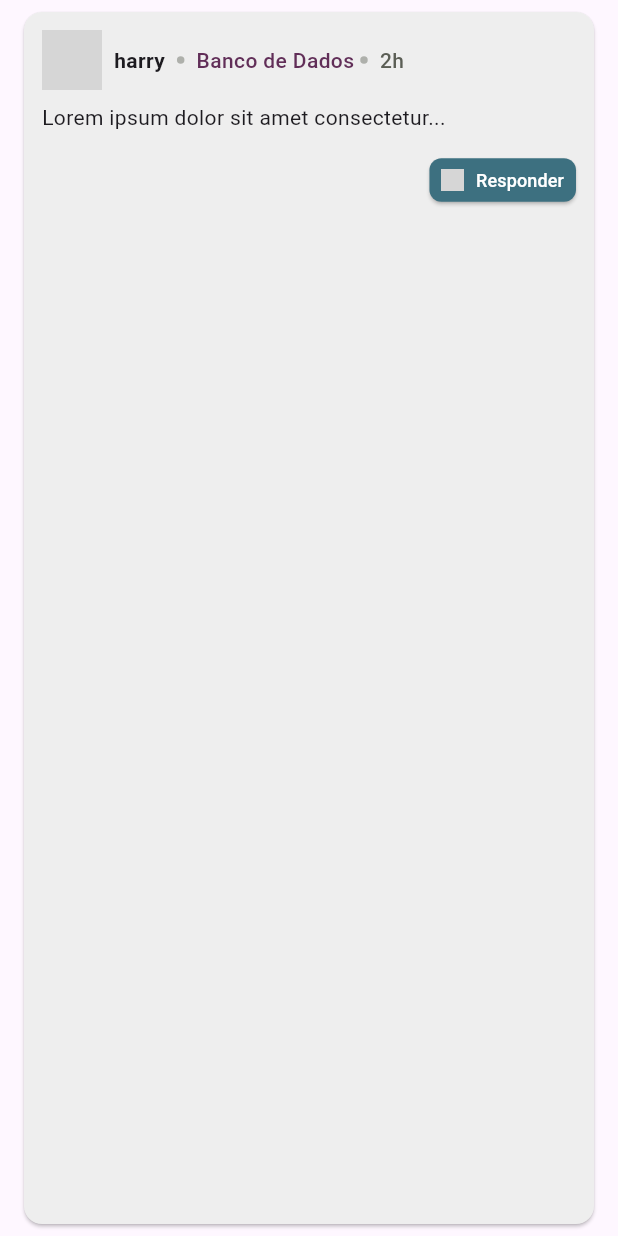
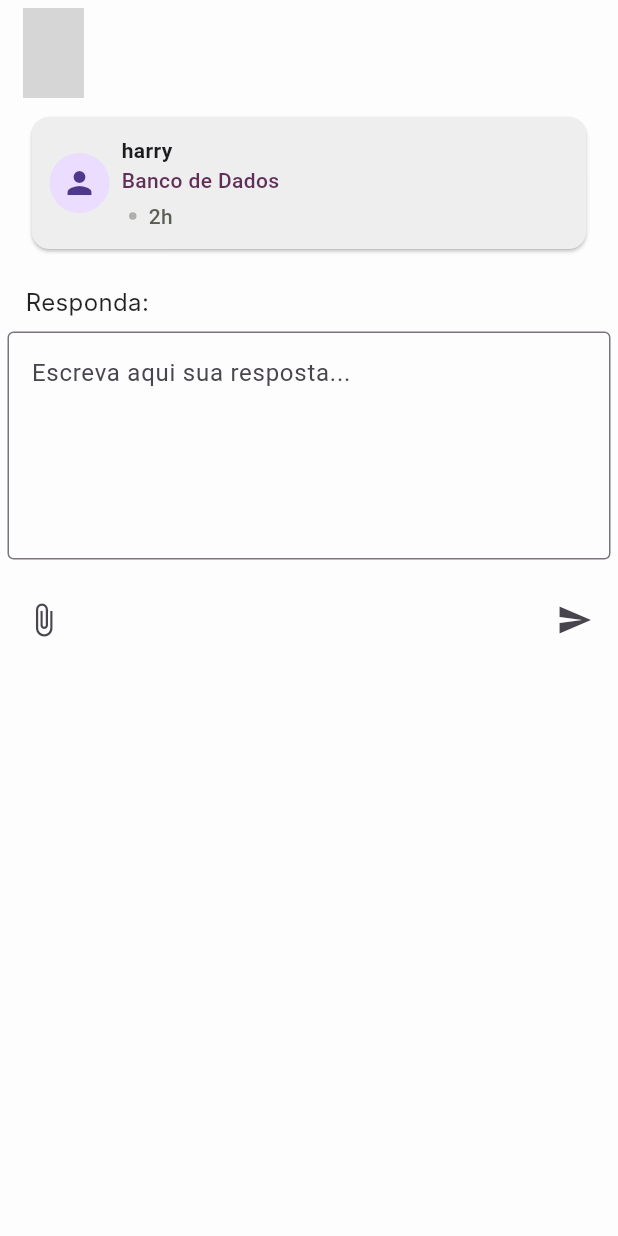
Before and after one commit to stackOverTech/front-mobile, a Flutter app: the PostCard widget shown alone on an empty page, opened directly, after a tap on "Responder", on a phone screen of 412 x 824 dp. Run offline on Flutter 3.47's test engine with Material 3 defaults, Android fonts, the phone set to English and light mode, and no system bars; our stand-ins replace connectivity_plus, table_calendar; Roboto replaces fonts that are missing (Inter); grey boxes are pictures that could not be loaded.

Commit message:
ajustando + telas

```diff
--- /dev/null
+++ b/lib/pages/answer.dart
@@ -0,0 +1,206 @@
+import 'package:flutter/material.dart';
+import 'package:one/home.dart';
+import 'package:one/pages/view_profile.dart';
+
+class AnswerPage extends StatefulWidget {
+  final String username;
+  final String category;
+  final String timeAgo;
+  final String content;
+  final String? codeSnippet;
+  final String? imageUser;
+  final String? imageUrl;
+  final bool? showReplyButton;
+
+  const AnswerPage({
+    required this.username,
+    required this.category,
+    required this.timeAgo,
+    required this.content,
+    this.imageUser,
+    this.imageUrl,
+    this.codeSnippet,
+    this.showReplyButton = true,
+    Key? key,
+  }) : super(key: key);
+
+  @override
+  _AnswerPageState createState() => _AnswerPageState();
+}
+
+class _AnswerPageState extends State<AnswerPage> {
+  final TextEditingController _answerController = TextEditingController();
+
+  @override
+  Widget build(BuildContext context) {
+    return Scaffold(
+      backgroundColor: const Color(0xFFFDFDFD),
+      appBar: AppBar(
+        automaticallyImplyLeading: false,
+        backgroundColor: const Color(0xFFFDFDFD),
+        toolbarHeight: 70,
+        leading: IconButton(
+          padding: const EdgeInsets.only(left: 15.0),
+          icon: Image.asset(
+            'android/app/src/main/res/drawable/back_button_grey.png',
+            width: 60,
+          ),
+          onPressed: () {
+            Navigator.pop(context);
+          },
+        ),
+      ),
+      body: Padding(
+        padding: const EdgeInsets.symmetric(horizontal: 5.0),
+        child: Column(
+          crossAxisAlignment: CrossAxisAlignment.start,
+          children: [
+            _buildUserProfileCard(),
+            const SizedBox(height: 16.0),
+            _buildAnswerInput(),
+          ],
+        ),
+      ),
+    );
+  }
+
+  Widget _buildUserProfileCard() {
+    return Card(
+      margin: const EdgeInsets.symmetric(vertical: 8.0, horizontal: 16.0),
+      color: const Color.fromRGBO(238, 238, 238, 1),
+      child: Padding(
+        padding: const EdgeInsets.all(12.0),
+        child: Column(
+          crossAxisAlignment: CrossAxisAlignment.start,
+          children: [
+            Row(
+              children: [
+                GestureDetector(
+                  onTap: () {
+                    Navigator.of(context).push(
+                      MaterialPageRoute(
+                        builder: (context) => ViewProfile(),
+                      ),
+                    );
+                  },
+                  child: widget.imageUser != null
+                      ? CircleAvatar(
+                          radius: 20,
+                          backgroundImage: AssetImage(widget.imageUser!),
+                        )
+                      : const CircleAvatar(
+                          radius: 20,
+                          child: Icon(Icons.person),
+                        ),
+                ),
+                const SizedBox(width: 8.0),
+                Expanded(
+                  child: Column(
+                    crossAxisAlignment: CrossAxisAlignment.start,
+                    children: [
+                      Text(
+                        widget.username,
+                        style: const TextStyle(fontWeight: FontWeight.bold),
+                      ),
+
+                      Text(
+                        widget.category,
+                        style: const TextStyle(
+                          color: Color.fromRGBO(97, 46, 88, 1),
+                          fontWeight: FontWeight.w500,
+                        ),
+                      ),
+                      const SizedBox(height: 4.0), // Espaçamento entre category e timeAgo
+                      Row(
+                        children: [
+                          const SizedBox(width: 5.0),
+                          Container(
+                            width: 5.0,
+                            height: 5.0,
+                            decoration: BoxDecoration(
+                              shape: BoxShape.circle,
+                              color: Color.fromRGBO(174, 176, 171, 100),
+                            ),
+                          ),
+                          const SizedBox(width: 8.0),
+                          Text(
+                            widget.timeAgo,
+                            style: const TextStyle(
+                              color: Color.fromRGBO(91, 94, 85, 1),
+                              fontWeight: FontWeight.w500,
+                            ),
+                          ),
+                        ],
+                      ),
+                      if (widget.codeSnippet != null) ...[
+                        const SizedBox(height: 8.0),
+                        Container(
+                          width: double.infinity,
+                          padding: const EdgeInsets.all(8.0),
+                          color: Colors.grey[200],
+                          child: Text(
+                            widget.codeSnippet!,
+                            style: const TextStyle(fontFamily: 'monospace'),
+                          ),
+                        ),
+                      ],
+                    ],
+                  ),
+                ),
+              ],
+            ),
+          ],
+        ),
+      ),
+    );
+  }
+
+  Widget _buildAnswerInput() {
+    return Column(
+      crossAxisAlignment: CrossAxisAlignment.start,
+      children: [
+        const Padding(
+          padding: EdgeInsets.only(left: 12.0),
+          child: Text(
+            'Responda:',
+            style: TextStyle(
+              fontFamily: 'Inter',
+              fontSize: 16.0,
+              color: Colors.black87,
+            ),
+          ),
+        ),
+        const SizedBox(height: 8.0),
+        TextField(
+          controller: _answerController,
+          maxLines: 5,
+          decoration: const InputDecoration(
+            hintText: 'Escreva aqui sua resposta...',
+            border: OutlineInputBorder(),
+          ),
+        ),
+        const SizedBox(height: 16.0),
+        Row(
+          children: [
+            IconButton(
+              icon: const Icon(Icons.attach_file),
+              onPressed: () {
+                // Não implementado: funcionalidade de anexo de arquivo
+              },
+            ),
+            const Spacer(),
+            IconButton(
+              icon: const Icon(Icons.send),
+              onPressed: () {
+                if (_answerController.text.isNotEmpty) {
+                  print('Resposta enviada: ${_answerController.text}');
+                  Navigator.of(context).pop();
+                }
+              },
+            ),
+          ],
+        ),
+      ],
+    );
+  }
+}
--- a/lib/pages/home.dart
+++ b/lib/pages/home.dart
@@ -1,9 +1,11 @@
 import 'package:flutter/material.dart';
+import 'package:one/pages/answer.dart';
 import 'package:one/pages/group.dart';
 import 'package:one/pages/monitoring.dart';
 import 'package:one/pages/profile.dart';
 import 'package:one/pages/question.dart';
 import 'package:one/pages/view_profile.dart';
+import 'package:one/pages/answer.dart';
 
 class HomePage extends StatefulWidget {
   @override
@@ -343,7 +345,6 @@ class PostCard extends StatelessWidget {
   final String? codeSnippet;
   final String? imageUser;
   final String? imageUrl;
-  final bool? isProfile;
   final bool? showReplyButton;
 
   PostCard(
@@ -353,7 +354,6 @@ class PostCard extends StatelessWidget {
       required this.content,
       this.imageUser,
       this.imageUrl,
-      this.isProfile,
       this.codeSnippet,
       this.showReplyButton = true});
 
@@ -460,7 +460,20 @@ class PostCard extends StatelessWidget {
                 alignment: Alignment.centerRight,
                 child: ElevatedButton.icon(
                   onPressed: () {
-                    // Ação do botão Responder
+                    try {
+                      Navigator.of(context).push(
+                        MaterialPageRoute(
+                          builder: (context) => AnswerPage(
+                            username: username,
+                            category: category,
+                            timeAgo: timeAgo,
+                            content: content,
+                          ),
+                        ),
+                      );
+                    } catch (e) {
+                      print("Erro ao navegar para AnswerPage: $e");
+                    }
                   },
                   icon: Image.asset(
                     'android/app/src/main/res/drawable/answer.png',
--- a/lib/pages/profile.dart
+++ b/lib/pages/profile.dart
@@ -339,7 +339,6 @@ class _ProfilePageState extends State<ProfilePage>
           timeAgo: posts[index]["timeAgo"]!,
           content: posts[index]["content"]!,
           imageUser: posts[index]["imageUser"],
-          isProfile: true,
           showReplyButton: false,
         );
       },
```
Also changed, not shown: lib/home.dart (line endings or trailing spaces).
